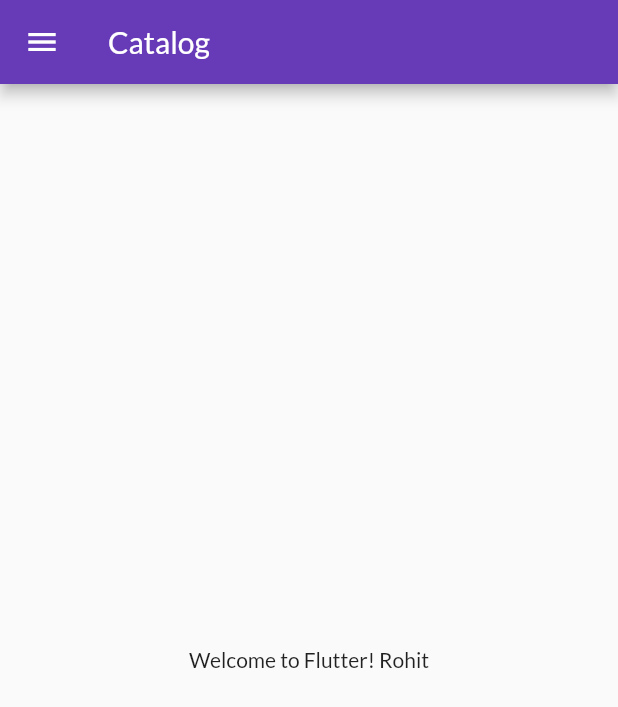
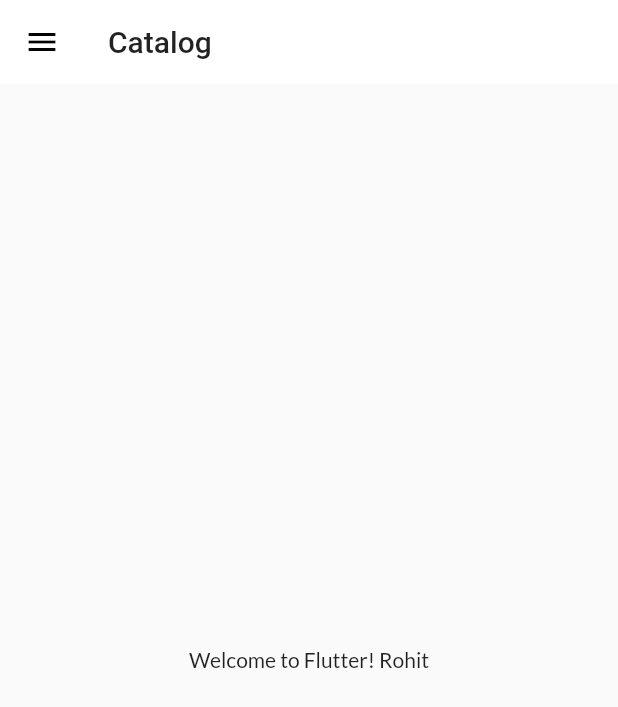
Before and after one commit to rohit1406/FlutterTutorials, a Flutter app: the screen it shows after launch, on a phone screen of 412 x 824 dp. Shown: the top 707 px of the screen. Run offline on Flutter 3.47's test engine with Material 2 defaults, Android fonts, the phone set to English and light mode, and no system bars; our stand-ins replace google_fonts.

Commit message:
theme extracted

```diff
--- a/lib/main.dart
+++ b/lib/main.dart
@@ -2,8 +2,8 @@ import 'package:flutter/cupertino.dart';
 import 'package:flutter/material.dart';
 import 'package:tutorial/pages/home_page.dart';
 import 'package:tutorial/pages/login_page.dart';
-import 'package:google_fonts/google_fonts.dart';
 import 'package:tutorial/utils/routes.dart';
+import 'package:tutorial/widgets/themes.dart';
 
 void main() {
   runApp(MyApp());
@@ -16,10 +16,8 @@ class MyApp extends StatelessWidget {
   Widget build(BuildContext context) {
     return MaterialApp(
       themeMode: ThemeMode.light,
-      theme: ThemeData(
-          primarySwatch: Colors.deepPurple,
-          fontFamily: GoogleFonts.lato().fontFamily),
-      darkTheme: ThemeData(brightness: Brightness.dark),
+      theme: MyTheme.lightTheme(context),
+      darkTheme: MyTheme.darkTheme(context),
       debugShowCheckedModeBanner: false,
       initialRoute: RouteUtils.homeRoute,
       routes: {
--- /dev/null
+++ b/lib/widgets/themes.dart
@@ -0,0 +1,17 @@
+import 'package:flutter/material.dart';
+import 'package:google_fonts/google_fonts.dart';
+
+class MyTheme {
+  static ThemeData lightTheme(BuildContext context) => ThemeData(
+      primarySwatch: Colors.deepPurple,
+      fontFamily: GoogleFonts.lato().fontFamily,
+      appBarTheme: AppBarTheme(
+          color: Colors.white,
+          elevation: 0.0,
+          iconTheme: IconThemeData(color: Colors.black),
+          textTheme: Theme.of(context).textTheme));
+
+  static ThemeData darkTheme(BuildContext context) => ThemeData(
+        brightness: Brightness.dark,
+      );
+}
```
